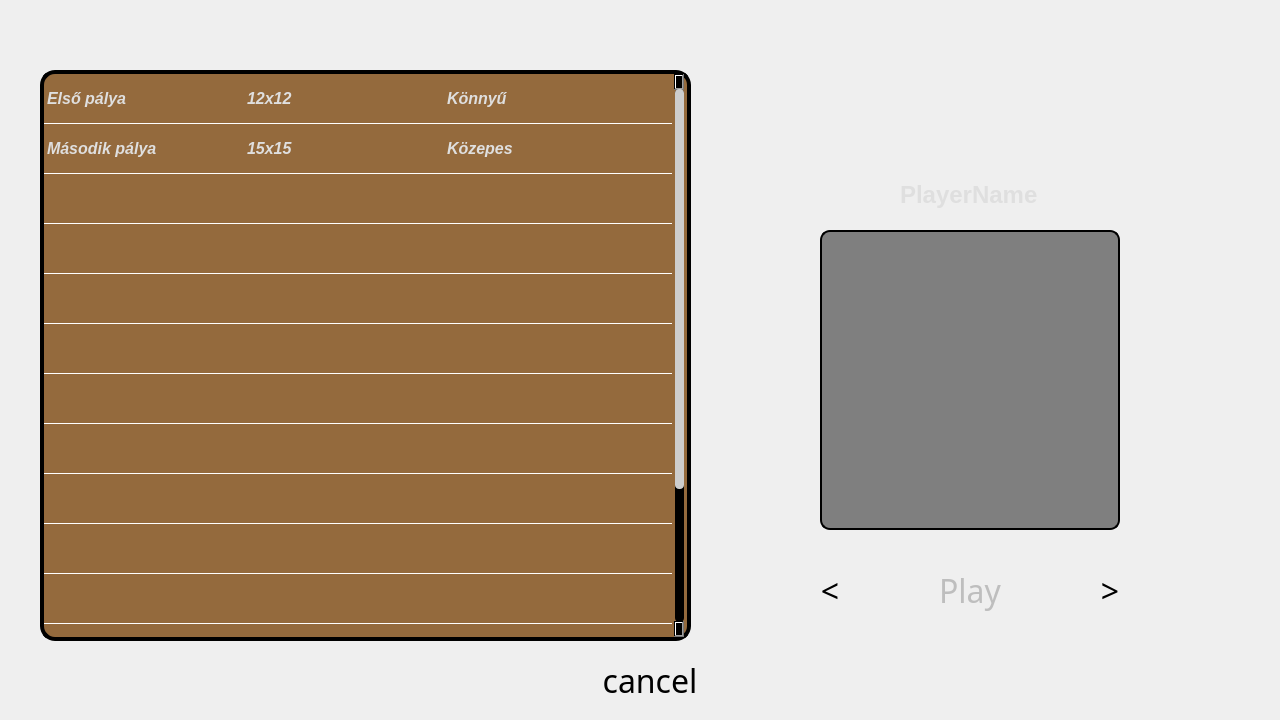
First picture: the form in src/views/ui/gameloader.ui, repository Stryse/DungeonGame, before the edit.
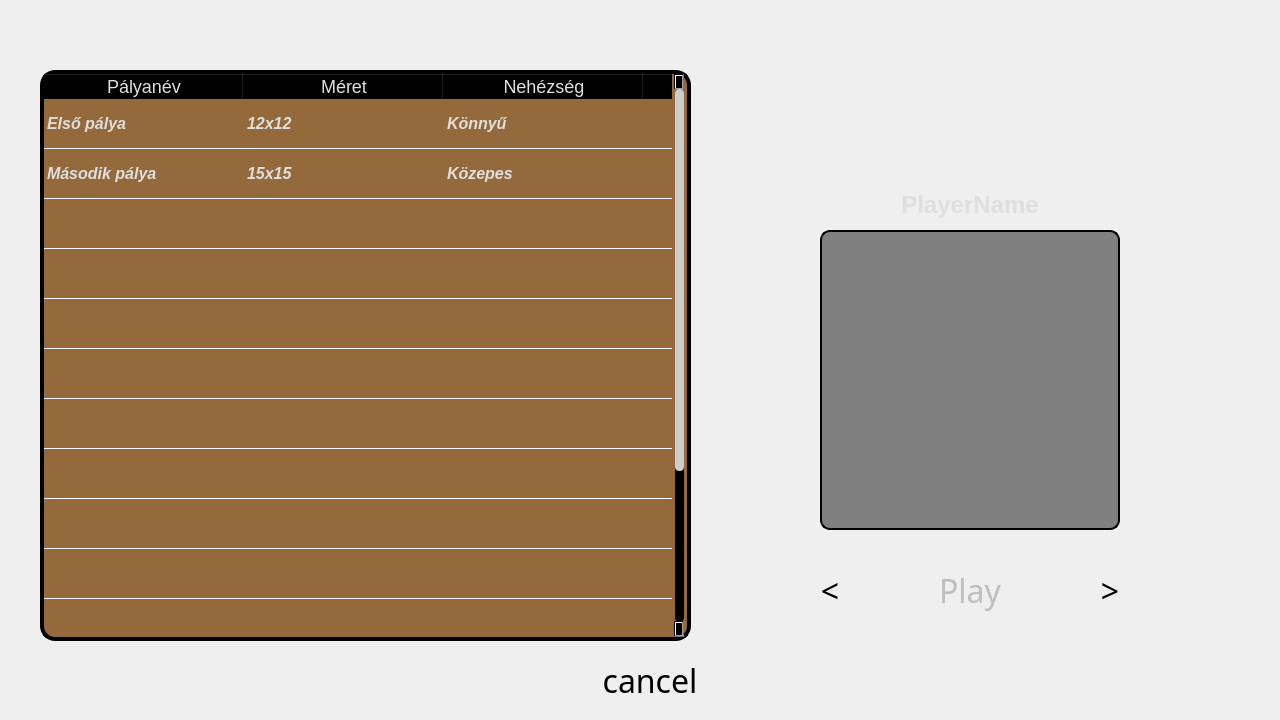
Second picture: the form after the edit. Icons and pictures are not drawn. Custom widgets are drawn as their Qt base class.

Commit message: i forgot what i changed but it wasn't important anyway

What changed in the file:
```diff
--- a/src/views/ui/gameloader.ui
+++ b/src/views/ui/gameloader.ui
@@ -245,7 +245,7 @@
     <number>6</number>
    </property>
    <attribute name="horizontalHeaderVisible">
-    <bool>false</bool>
+    <bool>true</bool>
    </attribute>
    <attribute name="horizontalHeaderCascadingSectionResizes">
     <bool>false</bool>
@@ -533,12 +533,18 @@
   <widget class="QLabel" name="playerNameLabel">
    <property name="geometry">
     <rect>
-     <x>900</x>
-     <y>180</y>
-     <width>145</width>
+     <x>880</x>
+     <y>190</y>
+     <width>180</width>
      <height>29</height>
     </rect>
    </property>
+   <property name="minimumSize">
+    <size>
+     <width>180</width>
+     <height>0</height>
+    </size>
+   </property>
    <property name="font">
     <font>
      <pointsize>18</pointsize>
@@ -554,6 +560,9 @@
    <property name="text">
     <string>PlayerName</string>
    </property>
+   <property name="alignment">
+    <set>Qt::AlignCenter</set>
+   </property>
   </widget>
   <widget class="QPushButton" name="cancelBtn">
    <property name="geometry">
```
Left out of the diff: 12 changed lines with no effect on the pictures. The commit also changes 2 other files.
